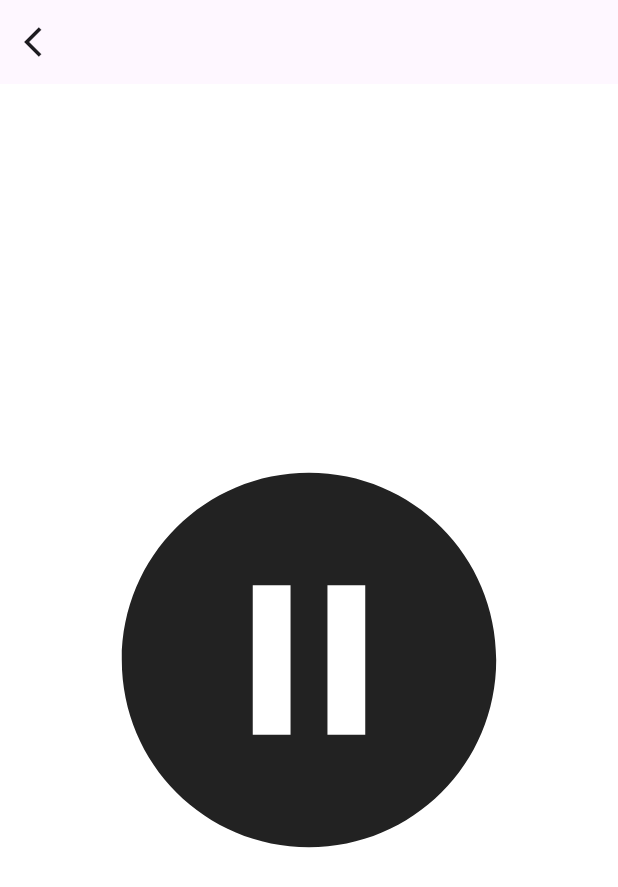
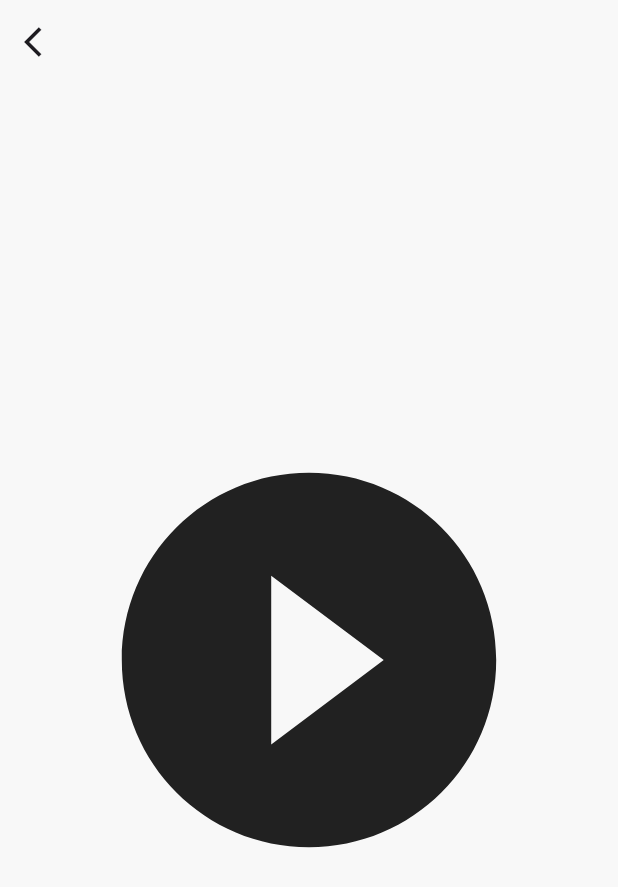
Before and after one commit to baywiggins/qIt-frontend, a Flutter app: the CreateRoomPage screen opened directly, after a tap on the "play circle filled" icon, on a phone screen of 412 x 824 dp. Shown: the top 887 px of the screen. Run offline on Flutter 3.47's test engine with Material 3 defaults, Android fonts, the phone set to English and light mode, and no system bars; our stand-ins replace flutter_dotenv, flutter_secure_storage, flutter_svg, webview_flutter; accounts and stored records are empty.

Commit message:
did things

```diff
--- /dev/null
+++ b/lib/components/play_pause_button.dart
@@ -0,0 +1,59 @@
+import 'package:flutter/material.dart';
+import 'package:qit/services/api.dart';
+
+class PlayPauseButton extends StatefulWidget {
+  const PlayPauseButton({super.key});
+
+  @override
+  State<PlayPauseButton> createState() => _PlayPauseButtonState();
+}
+
+class _PlayPauseButtonState extends State<PlayPauseButton> {
+  late Future<bool> _isPlaying;
+
+  @override
+  void initState() {
+    super.initState();
+    _isPlaying = Api.spotifyController.isPlaying();
+  }
+
+  @override
+  Widget build(BuildContext context) {
+    return FutureBuilder<bool>(
+      future: _isPlaying,
+      builder: (context, snapshot) {
+        if (snapshot.connectionState == ConnectionState.waiting) {
+          return const CircularProgressIndicator();
+        } else if (snapshot.hasError) {
+          return const Placeholder();
+        } else if (!snapshot.hasData) {
+          return const Placeholder();
+        } else {
+          bool isPlaying = snapshot.data!;
+          return GestureDetector(
+            onTap: () async {
+              if (isPlaying) {
+                await Api.spotifyController.pause();
+              } else {
+                await Api.spotifyController.play();
+              }
+              // Update the _isPlaying Future to reflect the new state
+              setState(() {
+                _isPlaying = Api.spotifyController.isPlaying();
+              });
+            },
+            child: isPlaying
+                ? const Icon(
+                    Icons.pause_circle_filled,
+                    size: 300,
+                  )
+                : const Icon(
+                    Icons.play_circle_filled,
+                    size: 300,
+                  ),
+          );
+        }
+      },
+    );
+  }
+}
--- a/lib/main.dart
+++ b/lib/main.dart
@@ -2,11 +2,14 @@ import 'package:flutter/material.dart';
 import 'package:flutter_dotenv/flutter_dotenv.dart';
 import 'package:qit/pages/home_page.dart';
 import 'package:qit/services/secure_storage.dart';
+import 'package:uuid/uuid.dart';
 
 Future main() async {
   await dotenv.load(fileName: "assets/.env");
   SecureStorage.initialize();
-  SecureStorage.saveNewItem("is_authorized", "false");
+
+  await SecureStorage.saveNewItem("is_authorized", "false");
+  await SecureStorage.saveNewItem("user_id", const Uuid().v4());
 
   runApp(const MyApp());
 }
--- a/lib/pages/create_room_page.dart
+++ b/lib/pages/create_room_page.dart
@@ -1,7 +1,7 @@
 import 'package:flutter/material.dart';
 import 'package:qit/animations/animated_fade_route.dart';
+import 'package:qit/components/play_pause_button.dart';
 import 'package:qit/pages/home_page.dart';
-import 'package:qit/services/api.dart';
 
 class CreateRoomPage extends StatefulWidget {
   const CreateRoomPage({super.key});
@@ -11,12 +11,11 @@ class CreateRoomPage extends StatefulWidget {
 }
 
 class _CreateRoomPageState extends State<CreateRoomPage> {
-  bool _isPlaying = false;
-
   @override
   Widget build(BuildContext context) {
     return Scaffold(
       appBar: AppBar(
+        backgroundColor: const Color.fromARGB(255, 248, 248, 248),
         leading: IconButton(
           onPressed: () {
             Navigator.pushReplacement(
@@ -27,32 +26,12 @@ class _CreateRoomPageState extends State<CreateRoomPage> {
           ),
         ),
       ),
-      backgroundColor: Colors.white,
-      body: Center(
+      backgroundColor: const Color.fromARGB(255, 248, 248, 248),
+      body: const Center(
         child: Column(
           mainAxisAlignment: MainAxisAlignment.center,
           children: [
-            GestureDetector(
-              onTap: () {
-                if (_isPlaying) {
-                  Api.pauseSpotify();
-                } else {
-                  Api.playSpotify();
-                }
-                setState(() {
-                  _isPlaying = !_isPlaying;
-                });
-              },
-              child: _isPlaying
-                  ? Icon(
-                      Icons.pause_circle_filled,
-                      size: 300,
-                    )
-                  : Icon(
-                      Icons.play_circle_filled,
-                      size: 300,
-                    ),
-            ),
+            PlayPauseButton(),
           ],
         ),
       ),
--- a/lib/pages/home_page.dart
+++ b/lib/pages/home_page.dart
@@ -2,10 +2,8 @@ import 'package:flutter/material.dart';
 import 'package:qit/animations/animated_background.dart';
 import 'package:qit/animations/animated_homebutton.dart';
 import 'package:qit/pages/create_room_page.dart';
-import 'package:qit/pages/spotify_auth_page.dart';
 import 'package:qit/pages/join_room_page.dart';
 import 'package:qit/pages/login_page.dart';
-import 'package:qit/services/api.dart';
 import 'package:qit/services/secure_storage.dart';
 
 class HomePage extends StatelessWidget {
--- a/lib/pages/join_room_page.dart
+++ b/lib/pages/join_room_page.dart
@@ -2,7 +2,7 @@ import 'package:flutter/material.dart';
 
 class JoinRoomPage extends StatelessWidget {
   const JoinRoomPage({super.key});
-
+  // Make sure to add a creation of a session ID when a user joins the room
   @override
   Widget build(BuildContext context) {
     return Scaffold(
--- a/lib/pages/login_page.dart
+++ b/lib/pages/login_page.dart
@@ -6,7 +6,6 @@ import 'package:qit/components/swap_states_button.dart';
 import 'package:qit/pages/create_room_page.dart';
 import 'package:qit/pages/spotify_auth_page.dart';
 import 'package:qit/services/api.dart';
-import 'package:qit/services/secure_storage.dart';
 
 class LoginPage extends StatefulWidget {
   const LoginPage({super.key});
@@ -17,13 +16,13 @@ class LoginPage extends StatefulWidget {
 
 class _LoginPageState extends State<LoginPage> {
   bool signIn = true;
-  TextEditingController _usernameController = TextEditingController();
-  TextEditingController _passwordController = TextEditingController();
-  TextEditingController _confirmController = TextEditingController();
+  final TextEditingController _usernameController = TextEditingController();
+  final TextEditingController _passwordController = TextEditingController();
+  final TextEditingController _confirmController = TextEditingController();
 
-  FocusNode _usernameFocusNode = FocusNode();
-  FocusNode _passwordFocusNode = FocusNode();
-  FocusNode _confirmFocusNode = FocusNode();
+  final FocusNode _usernameFocusNode = FocusNode();
+  final FocusNode _passwordFocusNode = FocusNode();
+  final FocusNode _confirmFocusNode = FocusNode();
 
   void swapStates() {
     setState(() {
@@ -78,7 +77,9 @@ class _LoginPageState extends State<LoginPage> {
         FocusScope.of(context).requestFocus(FocusNode());
       },
       child: Scaffold(
-        appBar: AppBar(),
+        appBar: AppBar(
+          backgroundColor: const Color.fromARGB(255, 248, 248, 248),
+        ),
         backgroundColor: const Color.fromARGB(255, 248, 248, 248),
         body: SafeArea(
           child: Center(
--- a/lib/pages/spotify_auth_page.dart
+++ b/lib/pages/spotify_auth_page.dart
@@ -4,7 +4,6 @@ import 'package:qit/animations/animated_fade_route.dart';
 import 'package:qit/components/spotify_auth_button.dart';
 import 'package:qit/pages/home_page.dart';
 import 'package:qit/services/api.dart';
-import 'package:url_launcher/url_launcher.dart';
 
 class SpotifyAuthPage extends StatelessWidget {
   const SpotifyAuthPage({super.key});
--- a/lib/pages/spotify_auth_webview_page.dart
+++ b/lib/pages/spotify_auth_webview_page.dart
@@ -60,8 +60,8 @@ class _SpotifyAuthWebViewPageState extends State<SpotifyAuthWebViewPage> {
         ),
       );
     } else {
-      Navigator.push(
-          context, MaterialPageRoute(builder: (context) => SpotifyAuthPage()));
+      Navigator.push(context,
+          MaterialPageRoute(builder: (context) => const SpotifyAuthPage()));
     }
   }
 
@@ -69,6 +69,7 @@ class _SpotifyAuthWebViewPageState extends State<SpotifyAuthWebViewPage> {
   Widget build(BuildContext context) {
     return Scaffold(
       appBar: AppBar(
+        backgroundColor: const Color.fromARGB(255, 248, 248, 248),
         title: const Text('Spotify Auth'),
         leading: IconButton(
           onPressed: _handleBackButton,
--- a/lib/services/api.dart
+++ b/lib/services/api.dart
@@ -3,10 +3,13 @@ import 'dart:convert';
 import 'package:flutter_dotenv/flutter_dotenv.dart';
 import 'package:http/http.dart' as http;
 import 'package:qit/services/secure_storage.dart';
+import 'package:qit/services/spotify_controller.dart';
 import 'package:uuid/uuid.dart';
 
 class Api {
   static final String baseURL = dotenv.get("API_URL");
+
+  static final SpotifyController spotifyController = SpotifyController(baseURL);
 
   static Future<bool> checkAndUpdateAuthStatus() async {
     String? token = await SecureStorage.getItem("jwt_token");
@@ -41,7 +44,7 @@ class Api {
       SecureStorage.saveNewItem("is_authorized", "true");
     }
 
-    return status && await getSpotifyAuthStatus();
+    return status;
   }
 
   static Future<String> getAuthURL() async {
@@ -175,44 +178,4 @@ class Api {
       return false;
     }
   }
-
-  static Future<void> pauseSpotify() async {
-    String? token = await SecureStorage.getItem("jwt_token");
-    String? state = await SecureStorage.getItem("state");
-    String? user = await SecureStorage.getItem("user_id");
-
-    if (token == null || state == null || user == null) {
-      return;
-    }
-
-    var headers = {
-      'Authorization': token,
-      'uuid': user,
-    };
-
-    await http.get(
-      Uri.parse("$baseURL/spotify/pause"),
-      headers: headers,
-    );
-  }
-
-  static Future<void> playSpotify() async {
-    String? token = await SecureStorage.getItem("jwt_token");
-    String? state = await SecureStorage.getItem("state");
-    String? user = await SecureStorage.getItem("user_id");
-
-    if (token == null || state == null || user == null) {
-      return;
-    }
-
-    var headers = {
-      'Authorization': token,
-      'uuid': user,
-    };
-
-    await http.get(
-      Uri.parse("$baseURL/spotify/play"),
-      headers: headers,
-    );
-  }
 }
--- /dev/null
+++ b/lib/services/spotify_controller.dart
@@ -0,0 +1,119 @@
+import 'dart:convert';
+
+import 'package:qit/services/secure_storage.dart';
+import 'package:http/http.dart' as http;
+
+class SpotifyController {
+  final String baseURL;
+
+  // Constructor
+  SpotifyController(this.baseURL);
+
+  Future<(String, String, String)> getInfoFromSecureStorage() async {
+    try {
+      String? token = await SecureStorage.getItem("jwt_token");
+      String? state = await SecureStorage.getItem("state");
+      String? user = await SecureStorage.getItem("user_id");
+
+      if (token == null || state == null || user == null) {
+        return ("", "", "");
+      }
+
+      return (token, state, user);
+    } catch (e) {
+      // Log or handle errors appropriately
+      print("Error retrieving secure storage data: $e");
+      return ("", "", "");
+    }
+  }
+
+  Future<void> pause() async {
+    try {
+      var (token, state, user) = await getInfoFromSecureStorage();
+
+      if (token.isEmpty || state.isEmpty || user.isEmpty) {
+        print("Missing credentials.");
+        return;
+      }
+
+      var headers = {
+        'Authorization': token,
+        'uuid': user,
+      };
+
+      final response = await http.get(
+        Uri.parse("$baseURL/spotify/pause"),
+        headers: headers,
+      );
+
+      if (response.statusCode != 200) {
+        print("Failed to pause playback: ${response.statusCode}");
+      }
+    } catch (e) {
+      // Log or handle network or other errors
+      print("Error during pause operation: $e");
+    }
+  }
+
+  Future<void> play() async {
+    try {
+      var (token, state, user) = await getInfoFromSecureStorage();
+
+      if (token.isEmpty || state.isEmpty || user.isEmpty) {
+        print("Missing credentials.");
+        return;
+      }
+
+      var headers = {
+        'Authorization': token,
+        'uuid': user,
+      };
+
+      final response = await http.get(
+        Uri.parse("$baseURL/spotify/play"),
+        headers: headers,
+      );
+
+      if (response.statusCode != 200) {
+        print("Failed to start playback: ${response.statusCode}");
+      }
+    } catch (e) {
+      // Log or handle network or other errors
+      print("Error during play operation: $e");
+    }
+  }
+
+  Future<bool> isPlaying() async {
+    try {
+      var (token, state, user) = await getInfoFromSecureStorage();
+
+      if (token.isEmpty || state.isEmpty || user.isEmpty) {
+        print("Missing credentials.");
+        return false;
+      }
+
+      var headers = {
+        'Authorization': token,
+        'uuid': user,
+      };
+
+      final response = await http.get(
+        Uri.parse("$baseURL/spotify/playback-state"),
+        headers: headers,
+      );
+
+      if (response.statusCode != 200) {
+        print("Failed to fetch playback state: ${response.statusCode}");
+        return false;
+      }
+
+      Map<String, dynamic> data = jsonDecode(response.body);
+
+      return data["is_playing"] ?? false;
+    } catch (e) {
+      // Log or handle network or other errors
+      print("Error checking playback state: $e");
+      return false;
+    }
+  }
+}
```
Also changed, not shown: 1 other file.
